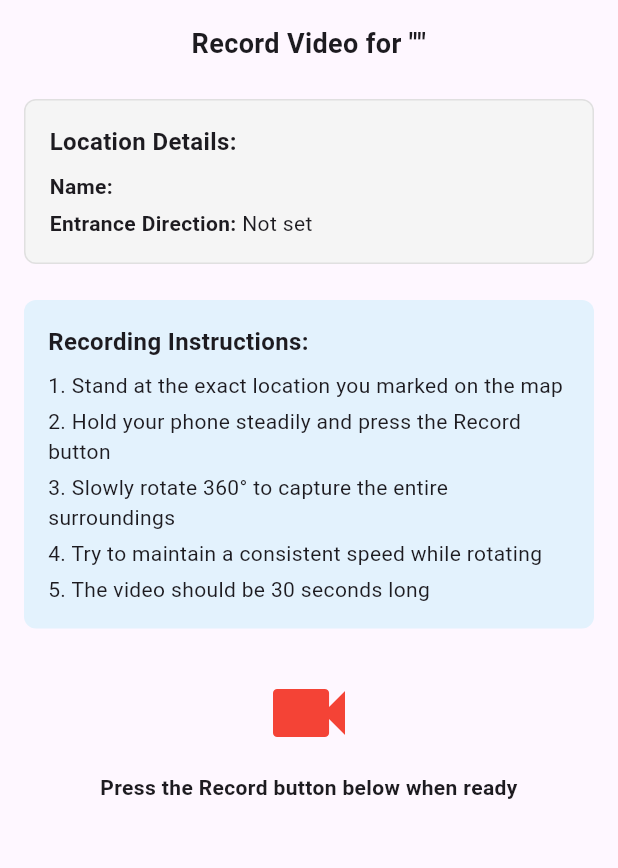
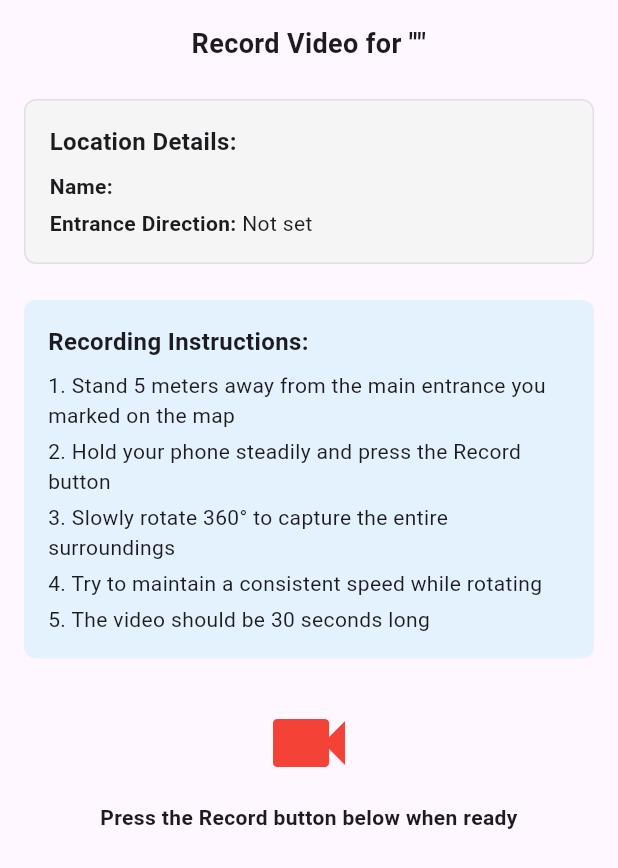
Before and after one commit to NgWY02/Indoor-Navigation-for-visually-impaired, a Flutter app: the VideoInstructionsView widget shown alone on an empty page, opened directly with empty values, on a phone screen of 412 x 824 dp. Shown: the top 868 px of the screen. Run offline on Flutter 3.47's test engine with Material 3 defaults, Android fonts, the phone set to English and light mode, and no system bars; our stand-ins replace camera, flutter_compass, flutter_tts, image_picker, permission_handler, supabase_flutter and 1 more; missing offline and left inert: tflite_flutter, video_thumbnail; accounts and stored records are empty; network calls fail.

Commit message:
update instructions

```diff
--- a/lib/admin/node_capture_widgets.dart
+++ b/lib/admin/node_capture_widgets.dart
@@ -747,7 +747,7 @@ class DirectionCaptureView extends StatelessWidget {
                   ),
                   SizedBox(height: 8),
                   Text(
-                    '1. Stand still and face the location',
+                    '1. Stand still and face the main entrance',
                     style: TextStyle(fontSize: 14),
                   ),
                   SizedBox(height: 4),
@@ -899,7 +899,7 @@ class VideoInstructionsView extends StatelessWidget {
                   ),
                   SizedBox(height: 8),
                   Text(
-                    '1. Stand at the exact location you marked on the map',
+                    '1. Stand 5 meters away from the main entrance you marked on the map ',
                     style: TextStyle(fontSize: 14),
                   ),
                   SizedBox(height: 4),
```
